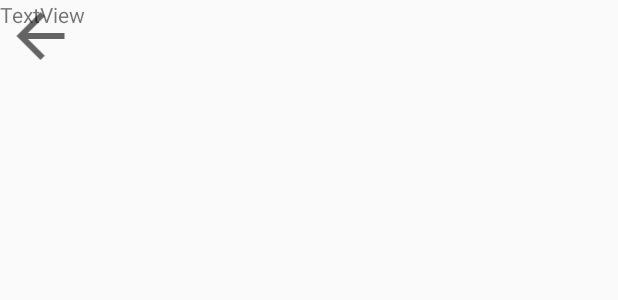
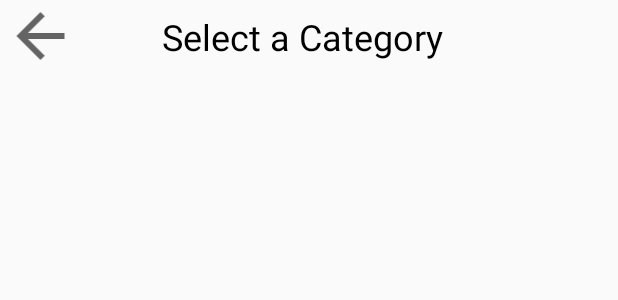
Before and after one commit to manishgautam30/Grossify-Mini-Project, an Android app: the layout activity_all_category.xml on its own in the app's theme, with its tools: preview values and no code run, on a phone screen of 412 x 824 dp. Shown: the top 300 px of the screen. Run offline under Robolectric (Android 15) with nearby library versions, the light colour scheme and no system bars.

Commit message:
changes in text view as font,size,location for allCategory activities.

```diff
--- a/app/src/main/res/layout/activity_all_category.xml
+++ b/app/src/main/res/layout/activity_all_category.xml
@@ -8,11 +8,18 @@
 
     <TextView
         android:id="@+id/textView9"
-        android:layout_width="155dp"
-        android:layout_height="24dp"
-        android:text="TextView"
-        tools:layout_editor_absoluteX="104dp"
-        tools:layout_editor_absoluteY="108dp" />
+        android:layout_width="wrap_content"
+        android:layout_height="wrap_content"
+        android:layout_marginStart="104dp"
+        android:layout_marginLeft="104dp"
+        android:text="Select a Category"
+        android:textColor="#000000"
+        android:textSize="24sp"
+        app:layout_constraintBottom_toBottomOf="@+id/imageView"
+        app:layout_constraintEnd_toEndOf="parent"
+        app:layout_constraintHorizontal_bias="0.031"
+        app:layout_constraintStart_toStartOf="parent"
+        app:layout_constraintTop_toTopOf="@+id/imageView" />
 
     <ImageView
         android:id="@+id/imageView"
```
